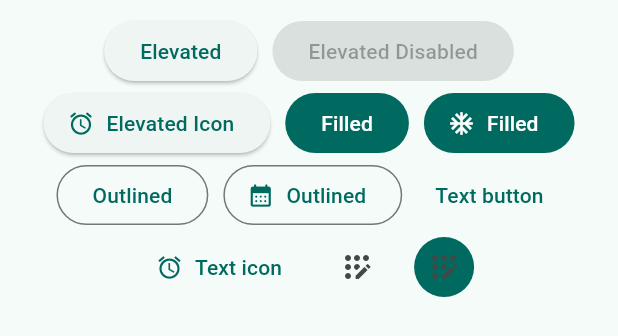
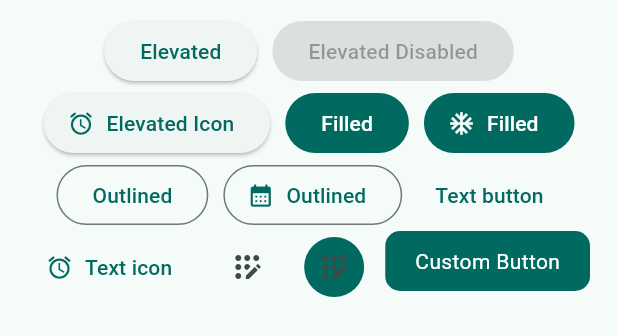
Before and after one commit to yasield74/flutter-course, a Flutter app: the _ButtonsView widget shown alone on an empty page, opened directly, on a phone screen of 412 x 824 dp. Shown: the top 336 px of the screen. Run offline on Flutter 3.47's test engine with Material 3 defaults, Android fonts, the phone set to English and light mode, and no system bars; our stand-ins replace animate_do, auto_route, dartz, dio, flutter_riverpod, flutter_secure_storage and 5 more; missing offline and left inert: oauth2; accounts and stored records are empty.

Commit message:
Custom button added

```diff
--- a/widgets_app/lib/presentation/screens/buttons/buttons_screen.dart
+++ b/widgets_app/lib/presentation/screens/buttons/buttons_screen.dart
@@ -73,6 +73,7 @@ class _ButtonsView extends StatelessWidget {
                   icon: const Icon(Icons.app_registration_rounded),
                   style: ButtonStyle(
                       backgroundColor: WidgetStatePropertyAll(colors.primary))),
+              const CustomButton(),
             ],
           ),
         ),
@@ -80,3 +81,28 @@ class _ButtonsView extends StatelessWidget {
     );
   }
 }
+
+class CustomButton extends StatelessWidget {
+  const CustomButton({super.key});
+
+  @override
+  Widget build(BuildContext context) {
+    final colors = Theme.of(context).colorScheme;
+    return ClipRRect(
+      borderRadius: BorderRadius.circular(10),
+      child: Material(
+        color: colors.primary,
+        child: InkWell(
+          onTap: () => {},
+          child: const Padding(
+            padding: EdgeInsets.symmetric(horizontal: 20, vertical: 10),
+            child: Text(
+              'Custom Button',
+              style: TextStyle(color: Colors.white),
+            ),
+          ),
+        ),
+      ),
+    );
+  }
+}
```
